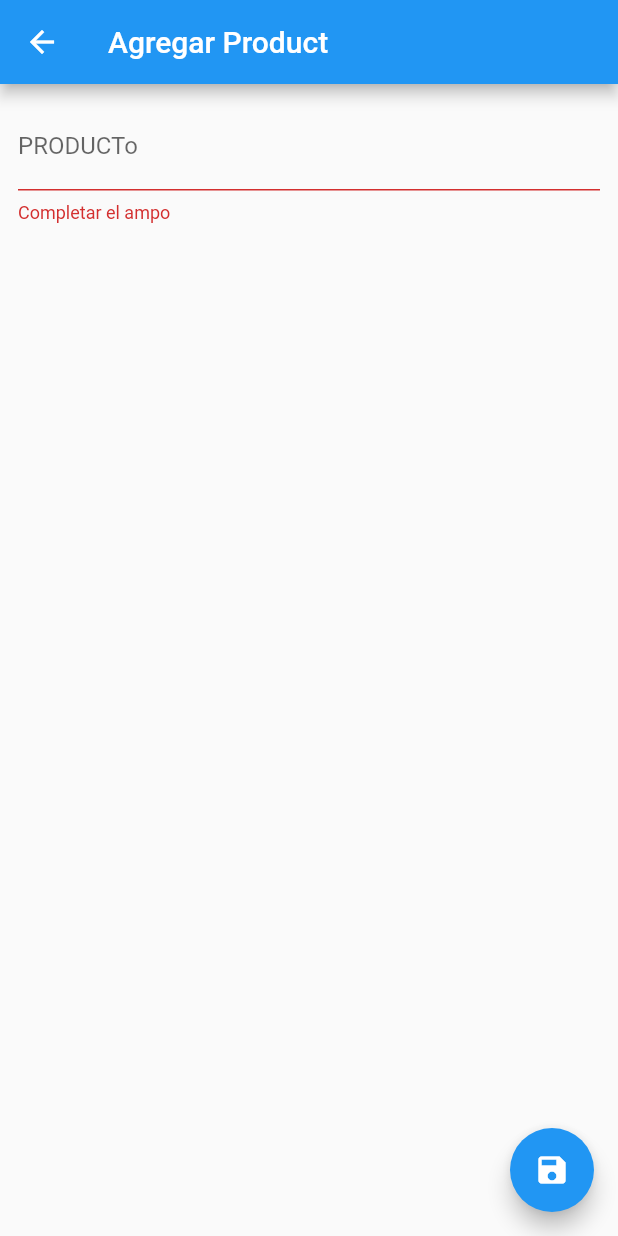
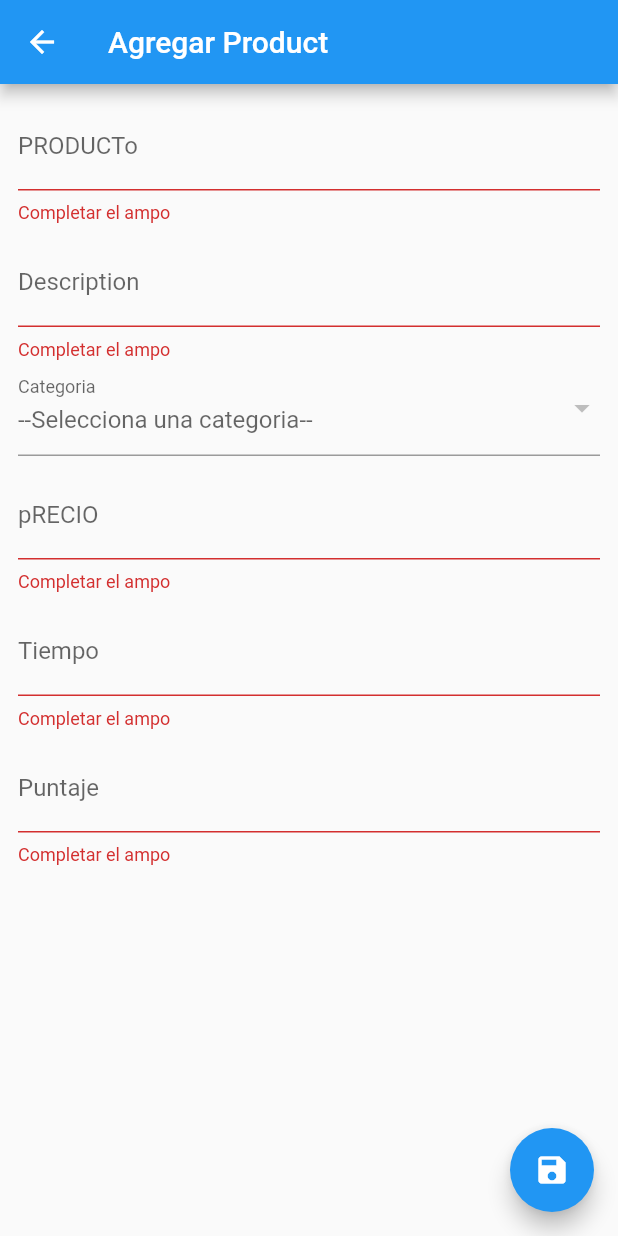
Before and after one commit to reynaldo57/restaurant_modelo_1, a Flutter app: the ProductAddEditAdminPage screen opened directly, after a tap on the "save" icon, on a phone screen of 412 x 824 dp. Run offline on Flutter 3.47's test engine with Material 2 defaults, Android fonts, the phone set to English and light mode, and no system bars; our stand-ins replace cloud_firestore, firebase_core, flutter_svg; missing offline and left inert: dart:ffi; accounts and stored records are empty.

```diff
--- a/lib/admin/product_add_edit_admin_page.dart
+++ b/lib/admin/product_add_edit_admin_page.dart
@@ -1,18 +1,35 @@
-
-
-
+import 'package:flutter/cupertino.dart';
 import 'package:flutter/material.dart';
+import 'package:restaurant_modelo_1/services/firestore_service.dart';
 
 class ProductAddEditAdminPage extends StatefulWidget {
   const ProductAddEditAdminPage({Key? key}) : super(key: key);
 
   @override
-  _ProductAddEditAdminPageState createState() => _ProductAddEditAdminPageState();
+  _ProductAddEditAdminPageState createState() =>
+      _ProductAddEditAdminPageState();
 }
 
 class _ProductAddEditAdminPageState extends State<ProductAddEditAdminPage> {
+  final _formKey = GlobalKey<FormState>();
+  FirestoreService _categoryFirestoreService =
+      new FirestoreService(collection: 'categories');
+  List<Map<String, dynamic>> categories = [];
+  String selectCategory = "";
 
-  final _formKey = GlobalKey<FormState>();
+  @override
+  initState() {
+    super.initState();
+    getDataCategory();
+  }
+
+  getDataCategory() {
+    _categoryFirestoreService.getCategories().then((value) {
+      categories = value;
+      selectCategory = categories[0]["id"];
+      setState(() {});
+    });
+  }
 
   @override
   Widget build(BuildContext context) {
@@ -21,10 +38,8 @@ class _ProductAddEditAdminPageState extends State<ProductAddEditAdminPage> {
         title: Text("Agregar Product"),
       ),
       floatingActionButton: FloatingActionButton(
-        onPressed: (){
-          if(_formKey.currentState!.validate()){
-
-          }
+        onPressed: () {
+          if (_formKey.currentState!.validate()) {}
         },
         child: Icon(Icons.save),
       ),
@@ -37,16 +52,85 @@ class _ProductAddEditAdminPageState extends State<ProductAddEditAdminPage> {
               children: [
                 TextFormField(
                   decoration: InputDecoration(
-                    labelText: "PRODUCTo",
-                    hintText: "Nombre del Producto"
-                  ),
-                  validator: (String? value){
-                    if(value == null || value.isEmpty){
+                      labelText: "PRODUCTo", hintText: "Nombre del Producto"),
+                  validator: (String? value) {
+                    if (value == null || value.isEmpty) {
                       return "Completar el ampo";
-                    };
+                    }
                     return null;
                   },
-                )
+                ),
+                SizedBox(
+                  height: 10.0,
+                ),
+                TextFormField(
+                  decoration: InputDecoration(
+                      labelText: "Description",
+                      hintText: "DESCRIPTION del Producto"),
+                  validator: (String? value) {
+                    if (value == null || value.isEmpty) {
+                      return "Completar el ampo";
+                    }
+                    return null;
+                  },
+                ),
+                DropdownButtonFormField<String>(
+                  decoration: InputDecoration(
+                      labelText: "Categoria",
+                      hintText: "--Selecciona una categoria--"),
+                  value: selectCategory,
+                  onChanged: (String? value) {},
+                  items: categories
+                      .map(
+                        (e) => DropdownMenuItem<String>(
+                          child: Text(e["description"]),
+                          value: e["id"],
+                        ),
+                      )
+                      .toList(),
+                ),
+                SizedBox(
+                  height: 10.0,
+                ),
+                TextFormField(
+                  keyboardType: TextInputType.number,
+                  decoration: InputDecoration(
+                      labelText: "pRECIO", hintText: "Precio del Producto"),
+                  validator: (String? value) {
+                    if (value == null || value.isEmpty) {
+                      return "Completar el ampo";
+                    }
+                    return null;
+                  },
+                ),
+                SizedBox(
+                  height: 10.0,
+                ),
+                TextFormField(
+                  keyboardType: TextInputType.number,
+                  decoration: InputDecoration(
+                      labelText: "Tiempo", hintText: "Tiempo de preparacion"),
+                  validator: (String? value) {
+                    if (value == null || value.isEmpty) {
+                      return "Completar el ampo";
+                    }
+                    return null;
+                  },
+                ),
+                SizedBox(
+                  height: 10.0,
+                ),
+                TextFormField(
+                  keyboardType: TextInputType.number,
+                  decoration: InputDecoration(
+                      labelText: "Puntaje", hintText: "Puntaje del producto"),
+                  validator: (String? value) {
+                    if (value == null || value.isEmpty) {
+                      return "Completar el ampo";
+                    }
+                    return null;
+                  },
+                ),
               ],
             ),
           ),
```
